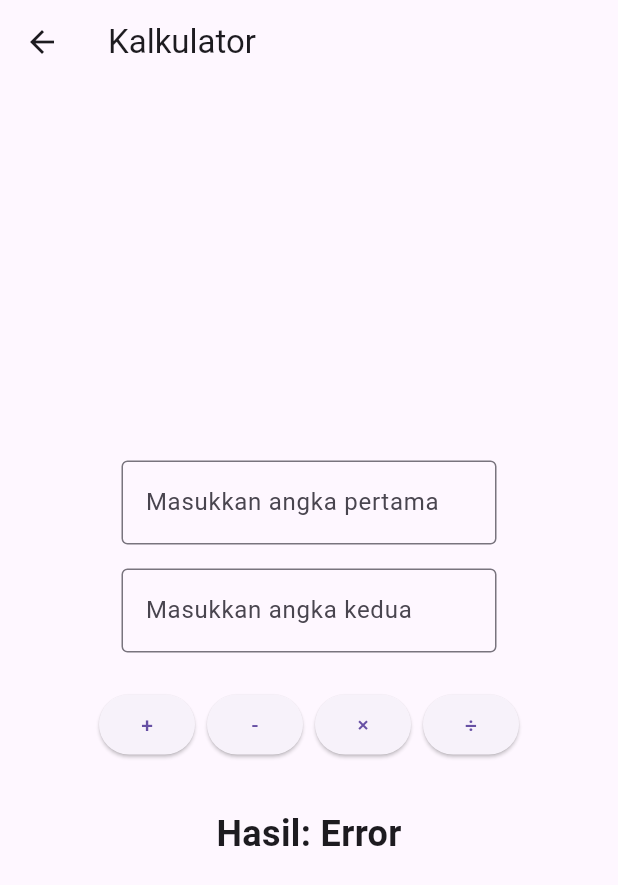
After one commit to Islam2242-ux/Islam-Rafif-Repo, a Flutter app: the CalculatorPage screen opened directly, after a tap on an icon or button, on a phone screen of 412 x 824 dp. The commit adds this screen. Shown: the top 885 px of the screen. Run offline on Flutter 3.47's test engine with Material 3 defaults, Android fonts, the light colour scheme and no system bars; our stand-ins replace font_awesome_flutter.

Commit message:
update dari islam

```diff
--- a/lib/main.dart
+++ b/lib/main.dart
@@ -19,7 +19,7 @@ class MyApp extends StatelessWidget {
   Widget build(BuildContext context) {
     return MaterialApp(
       debugShowCheckedModeBanner: false,
-      initialRoute: 'LoginPage',
+      initialRoute: 'HomePage',
       routes: {
         'LoginPage': (context) => const LoginPage(),
         'AccountPage': (context) => const AccountPage(),
--- /dev/null
+++ b/lib/pages/bab4.dart
@@ -0,0 +1,141 @@
+// ignore_for_file: deprecated_member_use
+
+import 'package:flutter/material.dart';
+
+class Bab4 extends StatelessWidget {
+  const Bab4({super.key});
+
+  @override
+  Widget build(BuildContext context) {
+    return const CalculatorPage();
+  }
+}
+
+class CalculatorPage extends StatefulWidget {
+  const CalculatorPage({super.key});
+
+  @override
+  State<CalculatorPage> createState() => _CalculatorPageState();
+}
+
+class _CalculatorPageState extends State<CalculatorPage> {
+  // 1. Controller untuk mengambil input dari pengguna
+  final TextEditingController _number1Controller = TextEditingController();
+  final TextEditingController _number2Controller = TextEditingController();
+
+  // 2. Variabel untuk menyimpan hasil, diinisialisasi dengan '0'
+  String _result = '0';
+
+  // 3. Fungsi generik untuk melakukan perhitungan
+  void _calculate(String operation) {
+    // Gunakan double untuk mendukung angka desimal
+    final double number1 = double.tryParse(_number1Controller.text) ?? 0.0;
+    final double number2 = double.tryParse(_number2Controller.text) ?? 0.0;
+    double resultValue = 0.0;
+
+    switch (operation) {
+      case '+':
+        resultValue = number1 + number2;
+        break;
+      case '-':
+        resultValue = number1 - number2;
+        break;
+      case '*':
+        resultValue = number1 * number2;
+        break;
+      case '/':
+        // Menangani pembagian dengan nol
+        if (number2 != 0) {
+          resultValue = number1 / number2;
+        } else {
+          // Menampilkan pesan error jika dibagi dengan nol
+          setState(() {
+            _result = 'Error';
+          });
+          return;
+        }
+        break;
+    }
+
+    setState(() {
+      // Hapus .0 jika hasilnya adalah bilangan bulat
+      _result = resultValue.toStringAsFixed(
+          resultValue.truncateToDouble() == resultValue ? 0 : 2);
+    });
+  }
+
+  @override
+  void dispose() {
+    // 4. Hapus controller saat widget tidak lagi digunakan untuk mencegah kebocoran memori
+    _number1Controller.dispose();
+    _number2Controller.dispose();
+    super.dispose();
+  }
+
+  @override
+  Widget build(BuildContext context) {
+    return Scaffold(
+      appBar: AppBar(
+        title: const Text('Kalkulator'),
+      ),
+      body: Center(
+        child: Column(
+          mainAxisAlignment: MainAxisAlignment.center,
+          children: <Widget>[
+            // Inputan pertama
+            SizedBox(
+              width: 250, // Atur lebar TextField di sini
+              child: TextField(
+                controller: _number1Controller,
+                keyboardType:
+                    const TextInputType.numberWithOptions(decimal: true),
+                decoration: const InputDecoration(
+                  border: OutlineInputBorder(),
+                  labelText: 'Masukkan angka pertama',
+                ),
+              ),
+            ),
+            const SizedBox(height: 16),
+            // Inputan kedua
+            SizedBox(
+              width: 250, // Atur lebar TextField di sini
+              child: TextField(
+                controller: _number2Controller,
+                keyboardType:
+                    const TextInputType.numberWithOptions(decimal: true),
+                decoration: const InputDecoration(
+                  border: OutlineInputBorder(),
+                  labelText: 'Masukkan angka kedua',
+                ),
+              ),
+            ),
+            const SizedBox(height: 24),
+            // Tombol untuk memicu perhitungan
+            Row(
+              mainAxisAlignment: MainAxisAlignment.center,
+              children: [
+                ElevatedButton(
+                    onPressed: () => _calculate('+'), child: const Text('+')),
+                const SizedBox(width: 8),
+                ElevatedButton(
+                    onPressed: () => _calculate('-'), child: const Text('-')),
+                const SizedBox(width: 8),
+                ElevatedButton(
+                    onPressed: () => _calculate('*'), child: const Text('×')),
+                const SizedBox(width: 8),
+                ElevatedButton(
+                    onPressed: () => _calculate('/'), child: const Text('÷')),
+              ],
+            ),
+            const SizedBox(height: 32),
+            // Teks untuk menampilkan hasil
+            Text(
+              'Hasil: $_result',
+              style: const TextStyle(fontSize: 24, fontWeight: FontWeight.bold),
+            ),
+          ],
+        ),
+      ),
+    );
+  }
+}
--- a/pubspec.yaml
+++ b/pubspec.yaml
@@ -60,6 +60,8 @@ flutter:
   # assets:
   #   - images/a_dot_burr.jpeg
   #   - images/a_dot_ham.jpeg
+  assets:
+    - assets/images/New mewang 1.png
 
   # An image asset can refer to one or more resolution-specific "variants", see
   # https://flutter.dev/to/resolution-aware-images
```
Also changed, not shown: lib/pages/bab3.dart (added, +57 -0 lines).
